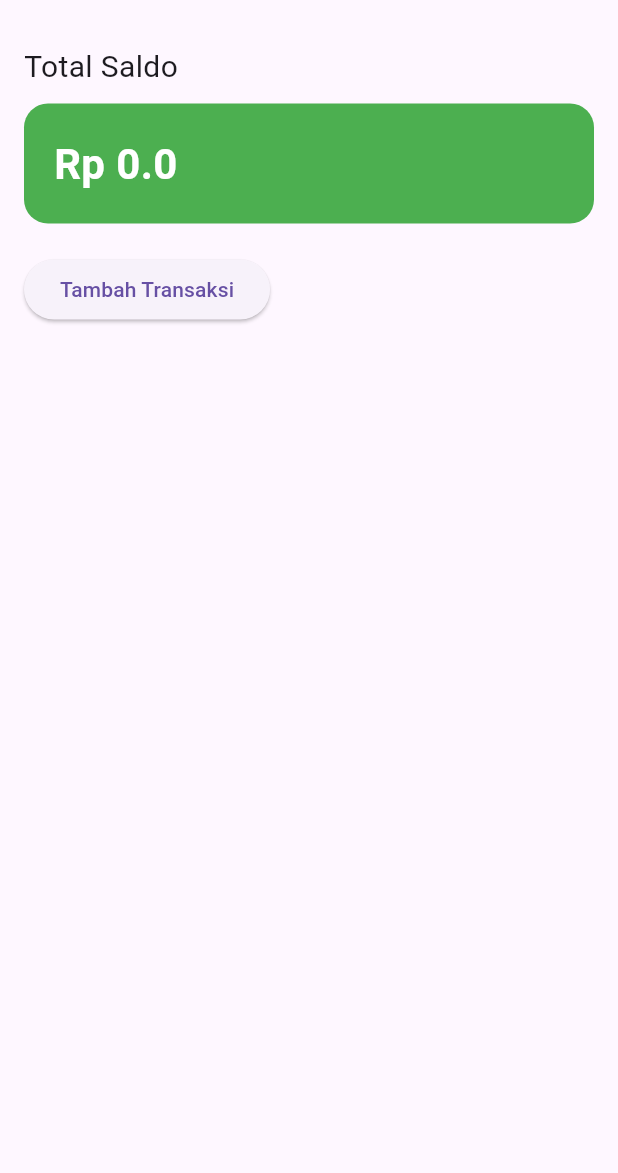
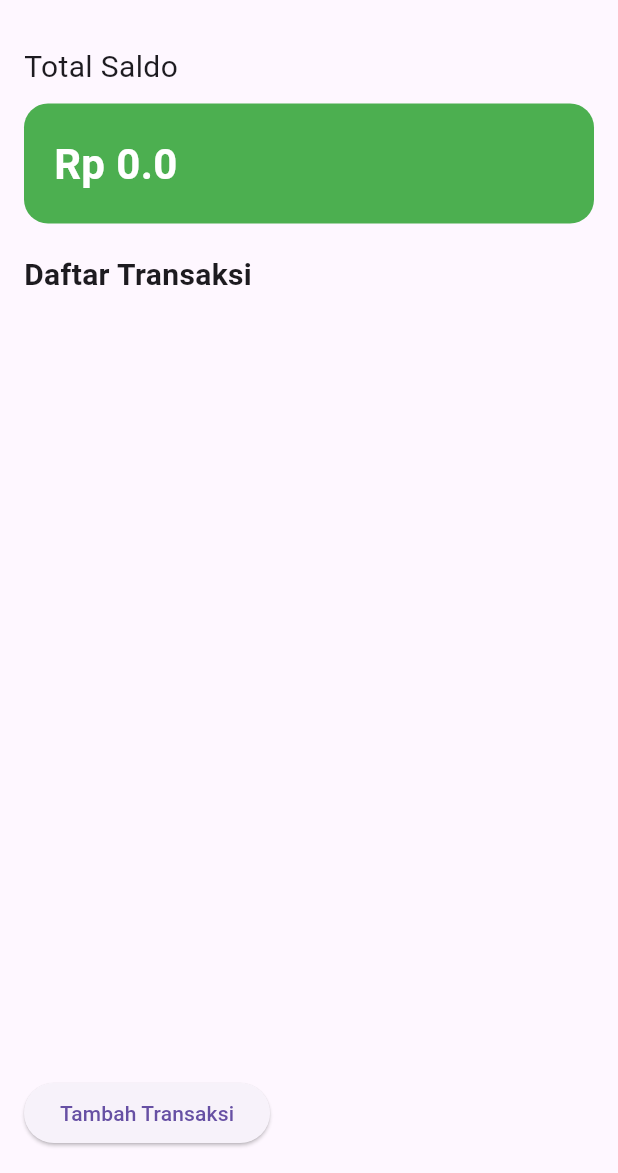
Before and after one commit to Surya766-wnt/expense-tracker-flutter, a Flutter app: the screen it shows after launch, on a phone screen of 412 x 824 dp, the part 63-1236 px from its top. Run offline on Flutter 3.47's test engine with Material 3 defaults, Android fonts, the phone set to English and light mode, and no system bars.

Commit message:
Daftar transaksi

```diff
--- a/lib/models/transaction_model.dart
+++ b/lib/models/transaction_model.dart
@@ -2,10 +2,12 @@ class TransactionModel {
 
   final String title;
   final double amount;
+  final String type;
 
   TransactionModel({
     required this.title,
     required this.amount,
+    required this.type,
   });
 
 }
--- a/lib/screens/dashboard_screen.dart
+++ b/lib/screens/dashboard_screen.dart
@@ -20,7 +20,15 @@ class _DashboardScreenState
 
     for (var transaction in transactions) {
 
-      totalSaldo += transaction.amount;
+      if (transaction.type == "Pemasukan") {
+
+        totalSaldo += transaction.amount;
+
+      } else {
+
+        totalSaldo -= transaction.amount;
+
+      }
 
     }
 
@@ -67,6 +75,45 @@ class _DashboardScreenState
 
             const SizedBox(height: 20),
 
+            const Text(
+              "Daftar Transaksi",
+              style: TextStyle(
+                fontSize: 20,
+                fontWeight: FontWeight.bold,
+              ),
+            ),
+
+            const SizedBox(height: 10),
+
+            Expanded(
+
+              child: ListView.builder(
+
+                itemCount: transactions.length,
+
+                itemBuilder: (context, index) {
+
+                  final transaction =
+                  transactions[index];
+
+                  return Card(
+
+                    child: ListTile(
+
+                      title: Text(
+                        transaction.title,
+                      ),
+
+                      subtitle: Text(
+                        "Rp ${transaction.amount}",
+                      ),
+
+                    ),
+                  );
+                },
+              ),
+            ),
+
             ElevatedButton(
 
               onPressed: () async {
```
Also changed, not shown: lib/screens/add_transaction_screen.dart (+14 -2 lines).
